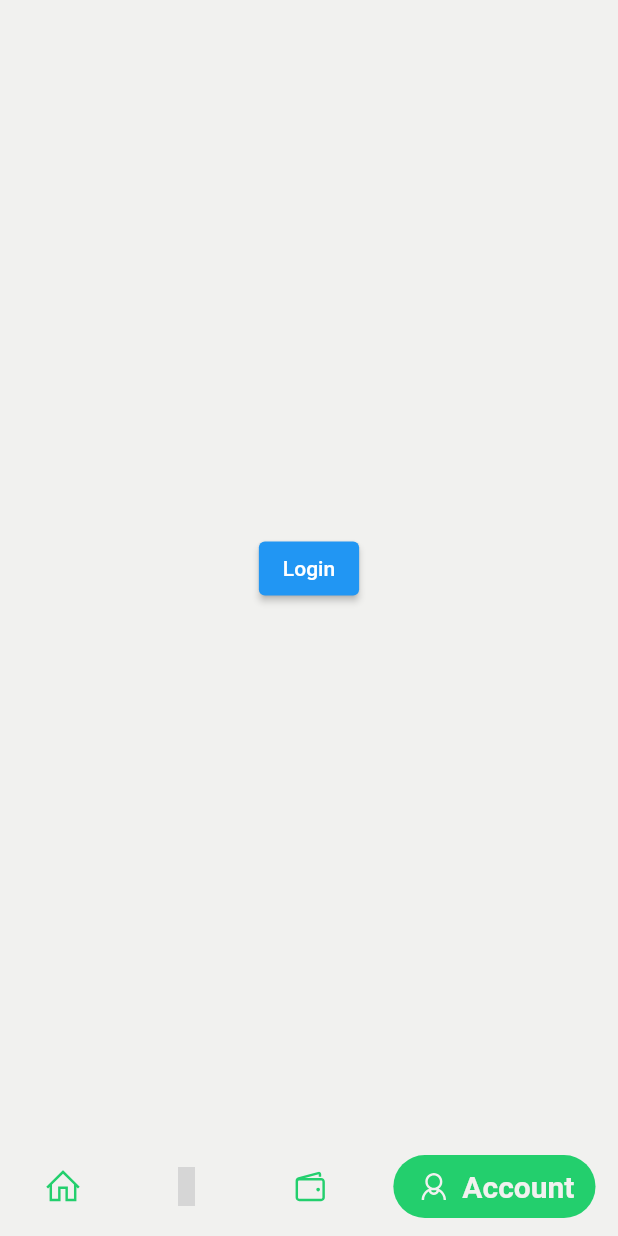
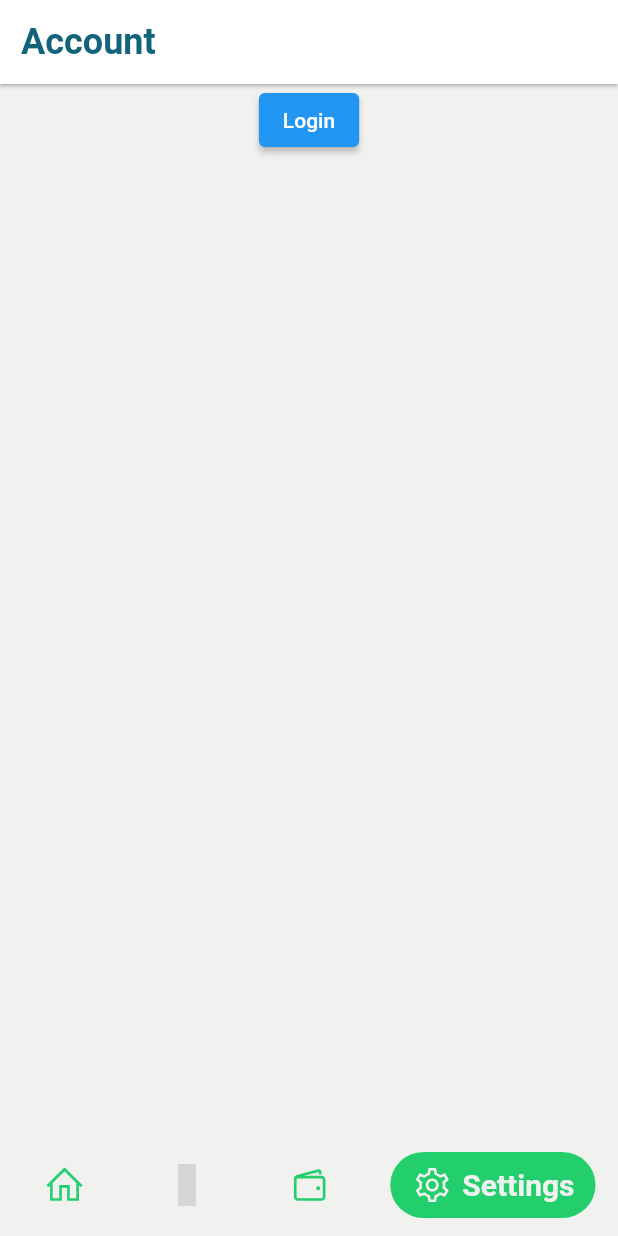
Before and after one commit to udz-codes/mockoin, a Flutter app: the screen it shows after launch, item 4 of the bottom bar chosen, on a phone screen of 412 x 824 dp. Run offline on Flutter 3.47's test engine with Material 2 defaults, Android fonts, the phone set to English and light mode, and no system bars; drawn by our look-alikes of google_nav_bar; our stand-ins replace flutter_dotenv, line_icons, loading_overlay, shared_preferences; grey boxes are pictures that could not be loaded.

Commit message:
Account info added

```diff
--- a/lib/constants.dart
+++ b/lib/constants.dart
@@ -16,6 +16,18 @@ const TextStyle kHeadingStyle = TextStyle(
   color: kColorBlue,
   fontSize: 34,
   fontWeight: FontWeight.w600,
+);
+
+const TextStyle kHeadingStyleMd = TextStyle(
+  color: kColorBlue,
+  fontSize: 24,
+  fontWeight: FontWeight.w600,
+);
+
+const TextStyle kHeadingStyleSm = TextStyle(
+  color: kColorBlue,
+  fontSize: 16,
+  fontWeight: FontWeight.w300,
 );
 
 const TextStyle kSmallTextStyle = TextStyle(
--- a/lib/mockoin.dart
+++ b/lib/mockoin.dart
@@ -2,10 +2,9 @@ import 'package:flutter/material.dart';
 import 'package:google_nav_bar/google_nav_bar.dart';
 import 'package:mockoin/constants.dart';
 import 'package:line_icons/line_icons.dart';
-import 'package:mockoin/providers/authentication_provider.dart';
-import 'package:provider/provider.dart';
-import 'package:shared_preferences/shared_preferences.dart';
-import 'package:mockoin/services/user_service.dart';
+
+// Imports: Screens
+import 'package:mockoin/screens/settings_screen.dart';
 
 class Mockoin extends StatefulWidget {
   const Mockoin({
@@ -18,31 +17,17 @@ class Mockoin extends StatefulWidget {
 
 class _MockoinState extends State<Mockoin> {
   int _selectedIndex = 0;
-  // String _token = '';
-  UserService userService = UserService();
 
   @override
   Widget build(BuildContext context) {
     return Scaffold(
       backgroundColor: kColorLight,
       body: SafeArea(
-        child: <Widget>[
-          Text("Token: " + Provider.of<AuthProvider>(context).getToken),
+        child: const <Widget>[
+          Text("Token: "),
           Text('Prices'),
           Text('Portfolio'),
-          Center(
-            child: context.watch<AuthProvider>().getToken.isEmpty ? ElevatedButton(
-              onPressed: () {
-                Navigator.pushNamed(context, '/login');
-              },
-              child: const Text('Login'),
-            ) : ElevatedButton(
-              onPressed: () {
-                userService.logout(context: context);
-              },
-              child: const Text('Logout'),
-            ),
-          ),
+          SettingsScreen(),
         ].elementAt(_selectedIndex)),
       bottomNavigationBar: Container(
         decoration: const BoxDecoration(
@@ -53,7 +38,7 @@ class _MockoinState extends State<Mockoin> {
             padding: const EdgeInsets.symmetric(horizontal: 15.0, vertical: 12),
             child: GNav(
               gap: 6,
-              iconSize: 26,
+              iconSize: 28,
               padding: const EdgeInsets.symmetric(horizontal: 14, vertical: 8),
               duration: const Duration(milliseconds: 400),
               textStyle: const TextStyle(
@@ -70,7 +55,7 @@ class _MockoinState extends State<Mockoin> {
                 GButton(icon: LineIcons.home, text: 'Home'),
                 GButton(icon: LineIcons.barChartAlt, text: 'Prices'),
                 GButton(icon: LineIcons.wallet, text: 'Portfolio'),
-                GButton(icon: LineIcons.userAlt, text: 'Account'),
+                GButton(icon: LineIcons.cog, text: 'Settings'),
               ],
               selectedIndex: _selectedIndex,
               onTabChange: (index) {
--- /dev/null
+++ b/lib/screens/settings_screen.dart
@@ -0,0 +1,137 @@
+import 'package:flutter/material.dart';
+import 'package:mockoin/constants.dart';
+
+import 'package:mockoin/services/user_service.dart';
+import 'package:mockoin/providers/authentication_provider.dart';
+import 'package:provider/provider.dart';
+
+class SettingsScreen extends StatefulWidget {
+
+  const SettingsScreen({ Key? key }) : super(key: key);
+
+  @override
+  State<SettingsScreen> createState() => _SettingsScreenState();
+}
+
+class _SettingsScreenState extends State<SettingsScreen> {
+  UserService userService = UserService();
+  Map<dynamic, dynamic> userData = {};
+
+  void fetchUser() async {
+    Map<dynamic, dynamic> _userData = await userService.fetchUser();
+
+    setState(() {
+      userData = _userData;
+    });
+  }
+
+
+  @override
+  void initState() {
+    super.initState();
+    WidgetsBinding.instance?.addPostFrameCallback((_) => fetchUser());
+  }
+
+  @override
+  Widget build(BuildContext context) {
+    bool isLogged = context.watch<AuthProvider>().isLogged;
+
+    // print(userData);
+
+    return SizedBox(
+      width: double.infinity,
+      child: Column(
+        children: [
+          userData.isNotEmpty ? SizedBox(
+            width: double.infinity,
+            child: Card(
+              margin: EdgeInsets.zero,
+              shape: RoundedRectangleBorder(
+                borderRadius: BorderRadius.circular(0),
+              ),
+              child: Padding(
+                padding: const EdgeInsets.all(14),
+                child: Column(
+                  crossAxisAlignment: CrossAxisAlignment.start,
+                  children: [
+                    Text(userData["name"], style: kHeadingStyleMd),
+                    const SizedBox(height: 5,),
+                    Text(userData["email"], style: kHeadingStyleSm.copyWith(
+                      color: Colors.grey
+                    )),
+                  ],
+                ),
+              ),
+            ),
+          ) : SizedBox(
+            width: double.infinity,
+            child: Card(
+              margin: EdgeInsets.zero,
+              shape: RoundedRectangleBorder(
+                borderRadius: BorderRadius.circular(0),
+              ),
+              child: const Padding(
+                padding: EdgeInsets.all(14),
+                child: Text('Account', style: kHeadingStyleMd),
+              ),
+            ),
+          ),
+
+          isLogged ? ElevatedButton(
+            onPressed: () async {
+              await userService.logout(context: context).then((value) => fetchUser());
+            },
+            child: const Text('Logout'),
+          ) : ElevatedButton(
+            onPressed: () {
+              Navigator.pushNamed(context, '/login').then((value) => fetchUser());
+            },
+            child: const Text('Login'),
+          ),
+        ],
+      ),
+    );
+  }
+}
+
+// Padding(
+//   padding: const EdgeInsets.all(16),
+//   child: Row(
+//     mainAxisAlignment: MainAxisAlignment.spaceBetween,
+//     children: [
+//       Row(
+//         crossAxisAlignment: CrossAxisAlignment.center,
+//         children: [
+//           Image.asset('assets/logoMin.png', height: 40),
+//           const SizedBox(width: 8),
+//           Column(
+//             crossAxisAlignment: CrossAxisAlignment.start,
+//             children: const [
+//               Text('Mockoin', style: TextStyle(
+//                 fontSize: 26,
+//                 fontWeight: FontWeight.w300,
+//                 color: kColorBlue
+//               ),),
+//               Text('Risk free investment', style: TextStyle(
+//                 fontSize: 16,
+//                 color: kColorGreen
+//               ),)
+//             ],
+//           ),
+//         ],
+//       ),
+
+//       isLogged ? ElevatedButton(
+//         onPressed: () {
+//           userService.logout(context: context);
+//         },
+//         child: const Text('Logout'),
+//       ) : ElevatedButton(
+//         onPressed: () {
+//           Navigator.pushNamed(context, '/login');
+//         },
+//         child: const Text('Login'),
+//       ),
+//     ],
+//   ),
+// ),
```
Also changed, not shown: lib/providers/authentication_provider.dart (+1 -7 lines), lib/services/user_service.dart (+29 -3 lines), assets/logoMin.png (added).
